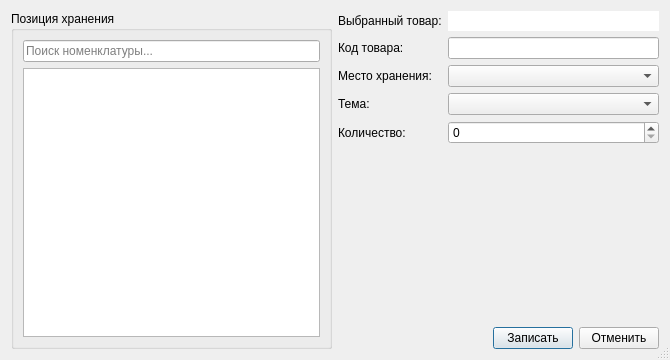
Before: the Qt Designer form stockdatadialog.ui in igrekus/depot, drawn with Qt 5.
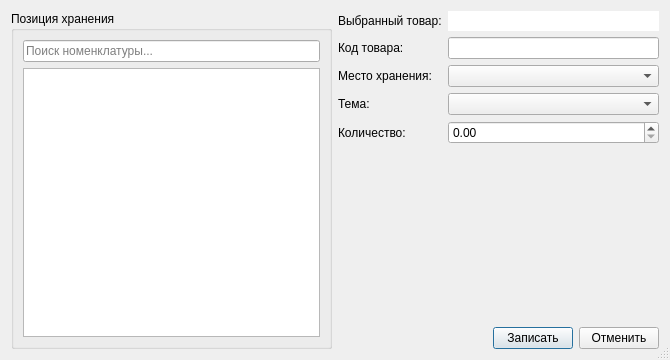
After: the same form once the commit is applied.

```diff
--- a/stockdatadialog.ui
+++ b/stockdatadialog.ui
@@ -113,12 +113,12 @@
           </widget>
          </item>
          <item row="4" column="1">
-          <widget class="QSpinBox" name="spinAmount">
+          <widget class="QDoubleSpinBox" name="spinAmount">
            <property name="specialValueText">
             <string/>
            </property>
            <property name="maximum">
-            <number>10000000</number>
+            <double>999999.989999999990687</double>
            </property>
           </widget>
          </item>
```
